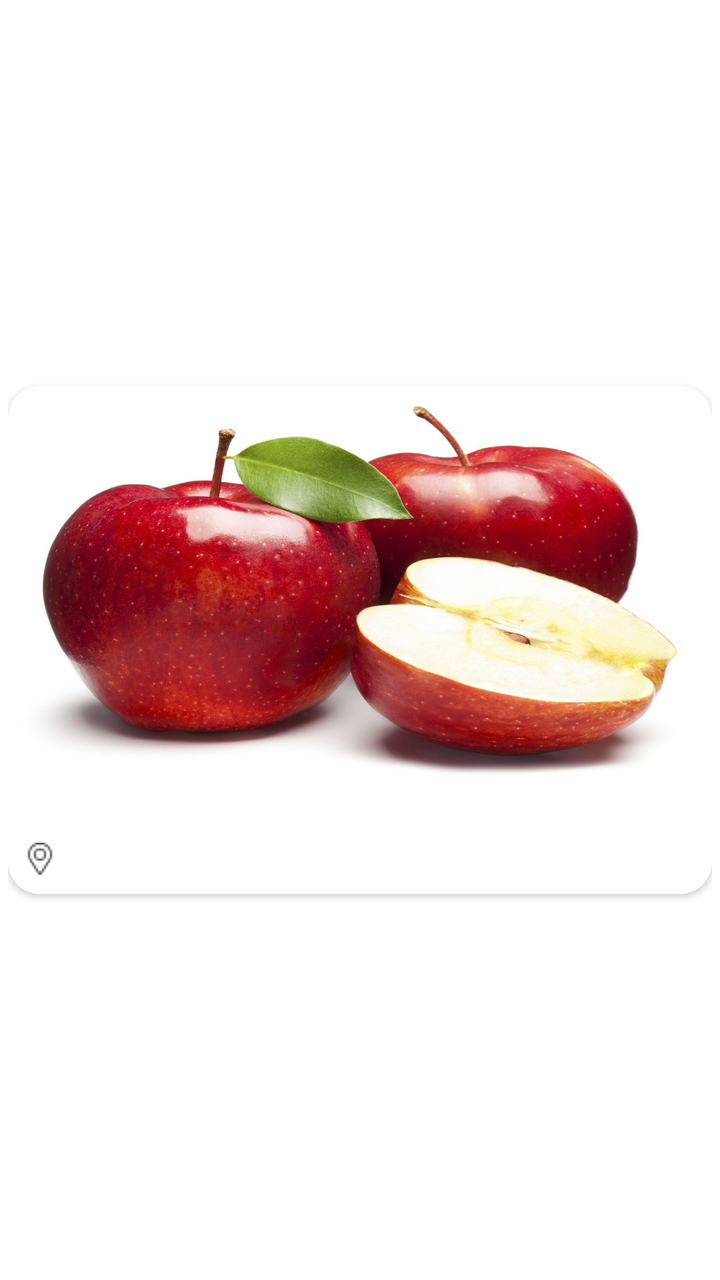
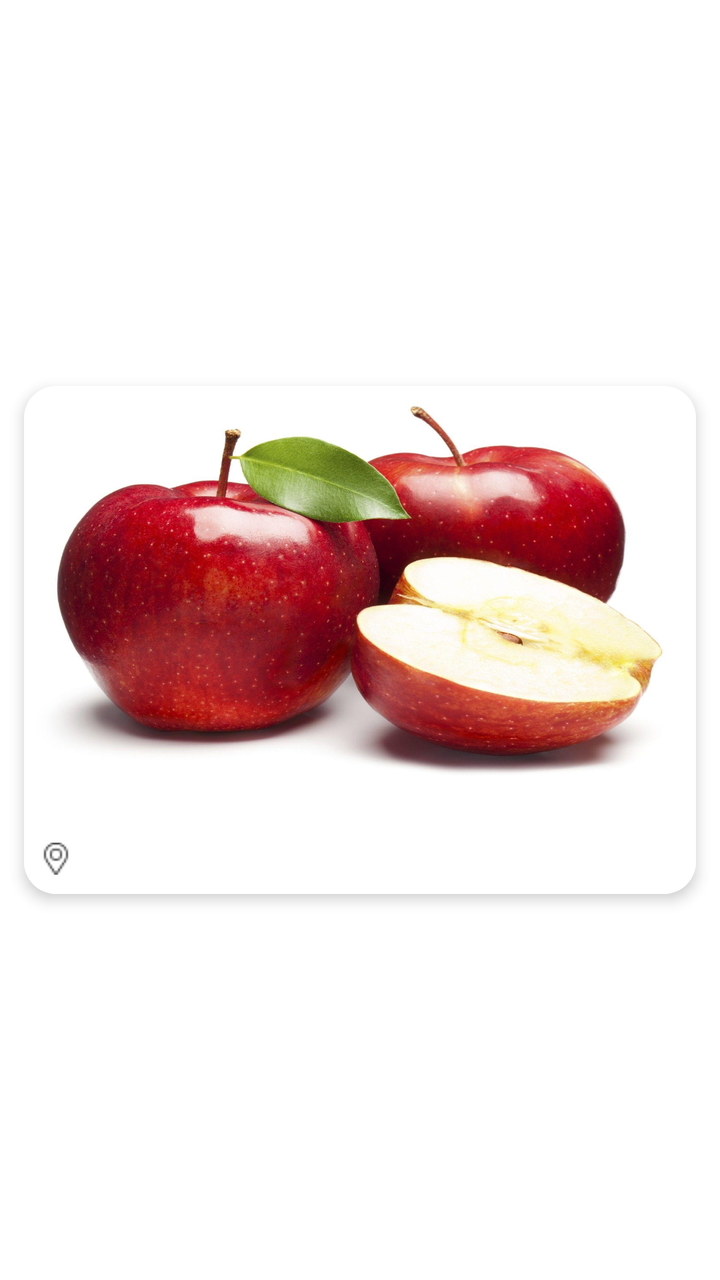

Two renders of the same Android screen: before a commit and after it. Below are the layout's source before the change and the commit's diff.
<!-- AndroidManifest.xml: application theme Theme.AgroMart -->
<!-- res/layout/post.xml -->
<?xml version="1.0" encoding="utf-8"?>
<LinearLayout
    android:id="@+id/post_list_layout"
    xmlns:android="http://schemas.android.com/apk/res/android"
    xmlns:app="http://schemas.android.com/apk/res-auto"
    android:layout_width="match_parent"
    android:layout_height="wrap_content"
    android:layout_gravity="center"
    android:gravity="center"
    android:orientation="vertical"
    android:padding="4dp">

    <androidx.cardview.widget.CardView
        android:id="@+id/postView1"
        android:layout_width="match_parent"
        android:layout_height="wrap_content"

        app:cardCornerRadius="16dp">

        <RelativeLayout
            android:layout_width="match_parent"
            android:layout_height="wrap_content">

            <ImageView
                android:id="@+id/post_thumbnail_main"
                android:layout_width="match_parent"
                android:layout_height="200dp"
                android:scaleType="fitXY"
                android:src="@drawable/apple1"
                android:contentDescription="@string/delicious" />

            <LinearLayout
                android:layout_width="match_parent"
                android:layout_height="wrap_content"
                android:layout_below="@+id/post_thumbnail_main"
                android:background="@color/white"
                android:orientation="vertical"
                android:padding="8dp">

                <TextView
                    android:id="@+id/post_variety_main"
                    android:layout_width="match_parent"
                    android:layout_height="wrap_content"
                    android:textSize="14sp"
                    android:textColor="@color/default_color"
                    android:textStyle="bold"/>

                <TextView
                    android:id="@+id/post_address_main"
                    android:layout_width="wrap_content"
                    android:layout_height="wrap_content"
                    android:textSize="14sp"
                    android:drawablePadding="4dp"
                    android:textColor="@color/default_color"
                    app:drawableStartCompat="@drawable/location" />

            </LinearLayout>

        </RelativeLayout>

    </androidx.cardview.widget.CardView>

</LinearLayout>
<!-- resources referenced by this layout -->
<resources>
  <color name="default_color">#505a49</color>
  <color name="white">#FFFFFFFF</color>
  <!-- drawable apple1: jpg bitmap (drawable-v24, 172696 bytes) -->
  <!-- drawable location: png bitmap (drawable-v24, 459 bytes) -->
  <string name="delicious">Delicious</string>
  <style name="Theme.AgroMart" parent="Theme.MaterialComponents.DayNight.NoActionBar">
          
          <item name="colorPrimary">@color/bg_color</item>
          <item name="colorPrimaryVariant">@color/purple_700</item>
          <item name="colorOnPrimary">@color/white</item>
          
          <item name="colorSecondary">@color/teal_200</item>
          <item name="colorSecondaryVariant">@color/teal_700</item>
          <item name="colorOnSecondary">@color/black</item>
          
          <item name="android:statusBarColor">?attr/colorPrimaryVariant</item>
          
          <item name="android:popupMenuStyle">@color/white</item>
      </style>
  <color name="bg_color">#B0EDCC</color>
  <color name="purple_700">#FF3700B3</color>
  <color name="teal_200">#FF03DAC5</color>
  <color name="teal_700">#FF018786</color>
  <color name="black">#FF000000</color>
</resources>

<!-- the commit's change to res/layout/post.xml (unified diff, before → after) -->
@@ -14,6 +14,9 @@
         android:id="@+id/postView1"
         android:layout_width="match_parent"
         android:layout_height="wrap_content"
+
+        app:cardElevation="4dp"
+        android:layout_margin="8dp"
 
         app:cardCornerRadius="16dp">
 
